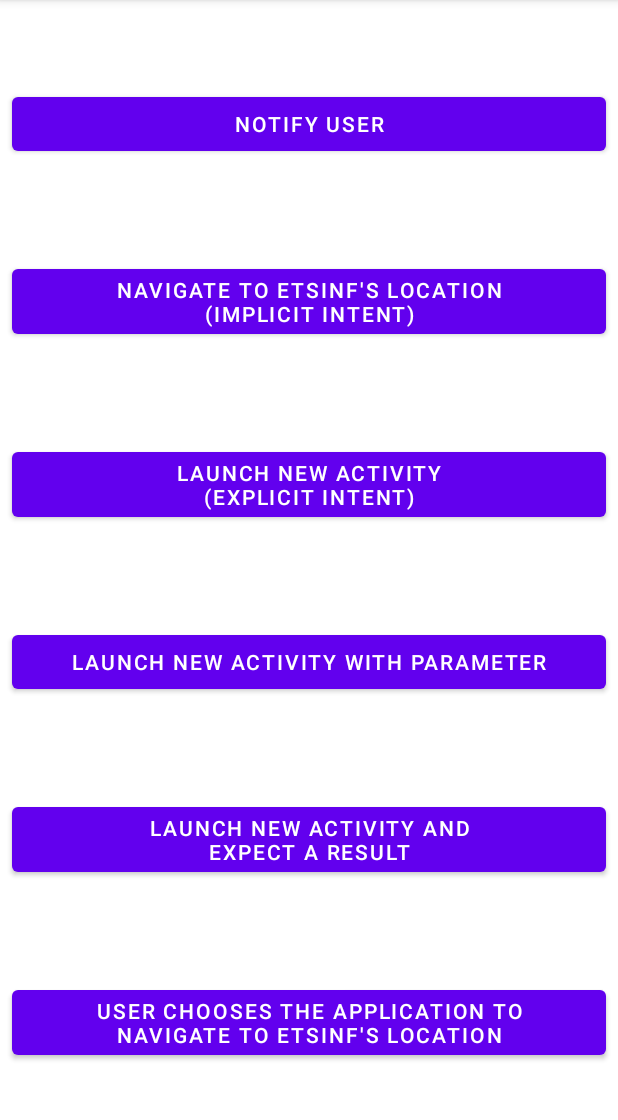
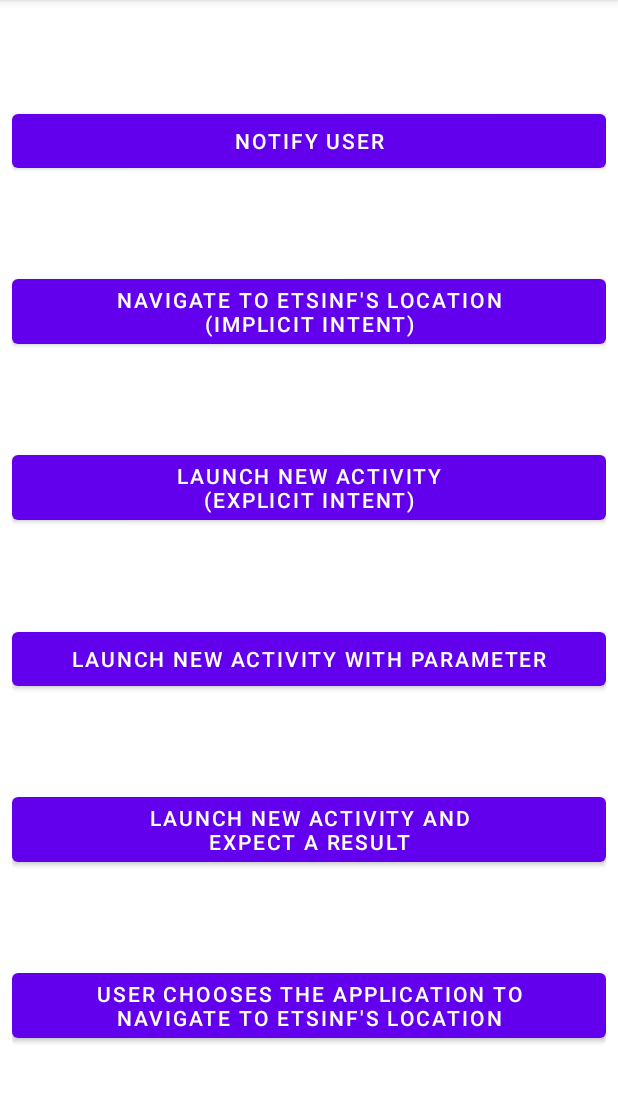
Before and after one commit to AndroidUPV/Ex04_EventsAndIntents, an Android app: the screen it shows after launch (MainActivity), on a phone screen of 412 x 824 dp, the part 84-1204 px from its top. Run offline under Robolectric (Android 15) with nearby library versions, the phone set to English and light mode, and no system bars.

Commit message:
Margins corrected

```diff
--- a/app/src/main/res/layout/activity_main.xml
+++ b/app/src/main/res/layout/activity_main.xml
@@ -18,13 +18,13 @@
 
     <androidx.constraintlayout.widget.ConstraintLayout
         android:layout_width="match_parent"
-        android:layout_height="wrap_content">
+        android:layout_height="wrap_content"
+        android:layout_margin="8dp">
 
         <Button
             android:id="@+id/bShowNotification"
             android:layout_width="0dp"
             android:layout_height="wrap_content"
-            android:layout_margin="8dp"
             android:text="@string/button_notification"
             app:layout_constraintBottom_toTopOf="@+id/bImplicitIntentSystemChooses"
             app:layout_constraintEnd_toEndOf="parent"
@@ -35,7 +35,6 @@
             android:id="@+id/bImplicitIntentSystemChooses"
             android:layout_width="0dp"
             android:layout_height="wrap_content"
-            android:layout_margin="8dp"
             android:text="@string/button_implicit_intent_system_chooses"
             app:layout_constraintBottom_toTopOf="@+id/bExplicitIntent"
             app:layout_constraintEnd_toEndOf="parent"
@@ -46,7 +45,6 @@
             android:id="@+id/bExplicitIntent"
             android:layout_width="0dp"
             android:layout_height="wrap_content"
-            android:layout_margin="8dp"
             android:text="@string/button_explicit_intent"
             app:layout_constraintBottom_toTopOf="@+id/bExplicitIntentWithParameter"
             app:layout_constraintEnd_toEndOf="parent"
@@ -57,7 +55,6 @@
             android:id="@+id/bExplicitIntentWithParameter"
             android:layout_width="0dp"
             android:layout_height="wrap_content"
-            android:layout_margin="8dp"
             android:text="@string/button_explicit_intent_with_parameter"
             app:layout_constraintBottom_toTopOf="@+id/bExplicitIntentForResult"
             app:layout_constraintEnd_toEndOf="parent"
@@ -68,7 +65,6 @@
             android:id="@+id/bExplicitIntentForResult"
             android:layout_width="0dp"
             android:layout_height="wrap_content"
-            android:layout_margin="8dp"
             android:text="@string/button_explicit_intent_for_result"
             app:layout_constraintBottom_toTopOf="@+id/bImplicitIntentUserChooses"
             app:layout_constraintEnd_toEndOf="parent"
@@ -79,7 +75,6 @@
             android:id="@+id/bImplicitIntentUserChooses"
             android:layout_width="0dp"
             android:layout_height="wrap_content"
-            android:layout_margin="8dp"
             android:text="@string/button_implicit_intent_user_chooses"
             app:layout_constraintBottom_toBottomOf="parent"
             app:layout_constraintEnd_toEndOf="parent"
--- a/app/src/main/res/layout/activity_secondary.xml
+++ b/app/src/main/res/layout/activity_secondary.xml
@@ -12,6 +12,7 @@
     xmlns:tools="http://schemas.android.com/tools"
     android:layout_width="match_parent"
     android:layout_height="match_parent"
+    android:layout_margin="8dp"
     tools:context=".ImplicitIntentActivity">
 
     <TextView
```
